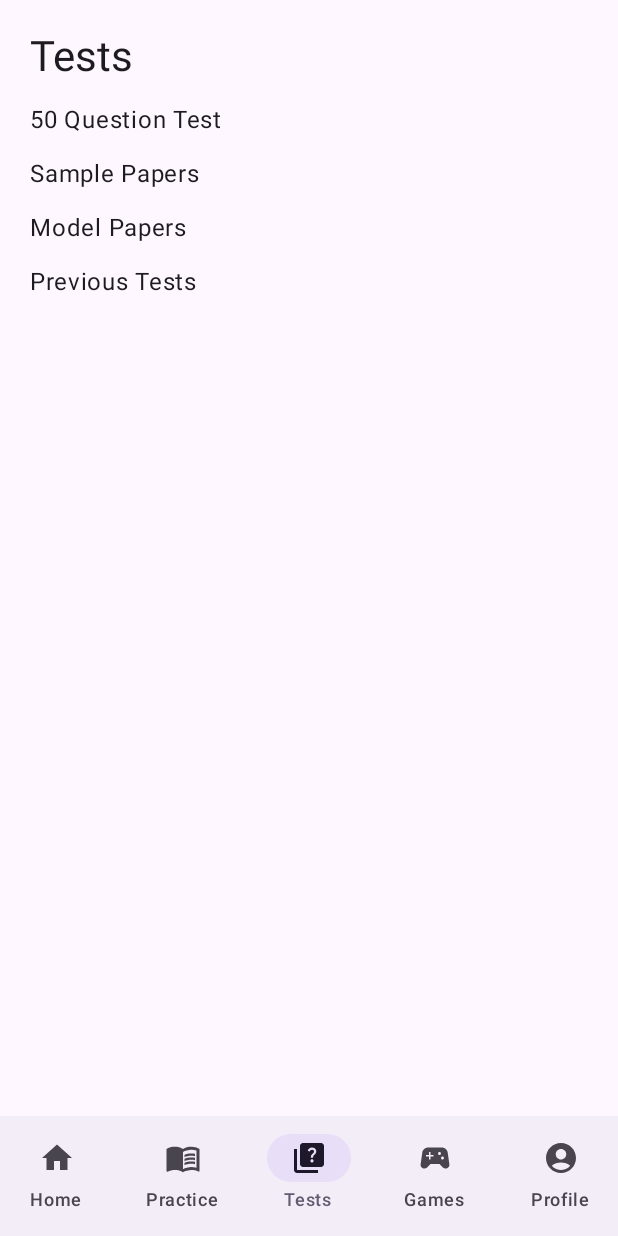
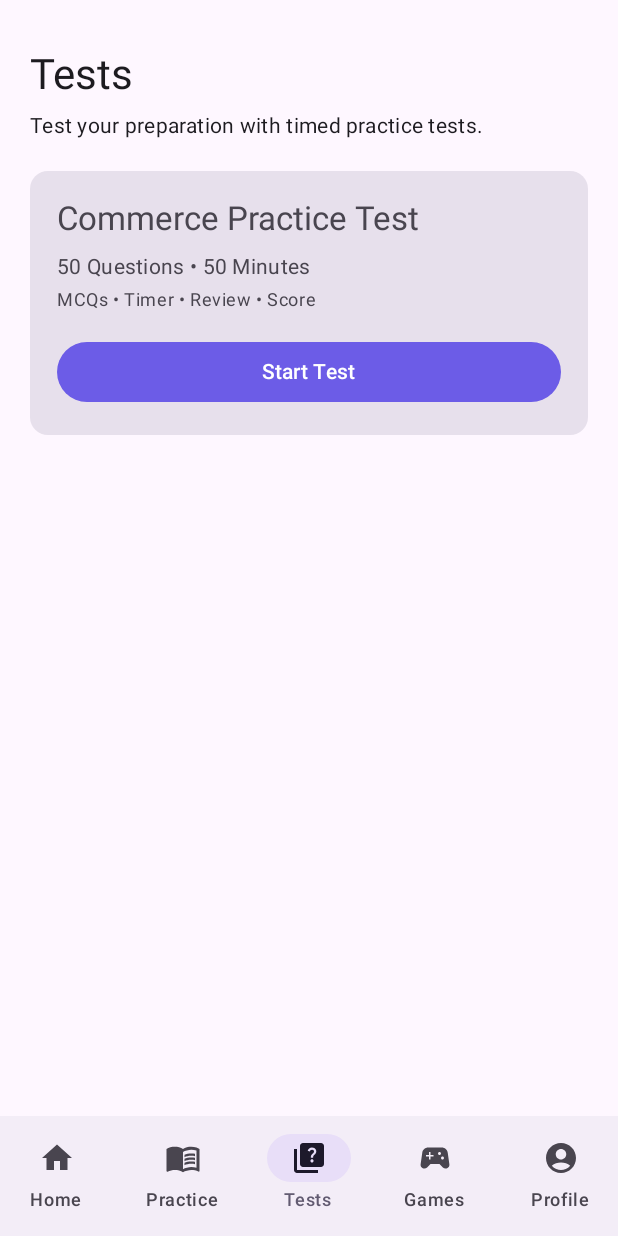
Before and after one commit to harshanimationsanimatorharsh-ai/COMMERZO, an Android app built with Jetpack Compose: the TestsScreen screen opened through its navigation route, on a phone screen of 412 x 824 dp. Run offline under Robolectric (Android 15) with nearby library versions, the phone set to English and light mode, and no system bars.

Commit message:
Update TestsScreen.kt

```diff
--- a/app/src/main/java/com/commerzo/app/ui/screens/TestsScreen.kt
+++ b/app/src/main/java/com/commerzo/app/ui/screens/TestsScreen.kt
@@ -2,8 +2,14 @@ package com.commerzo.app.ui.screens
 
 import androidx.compose.foundation.layout.Arrangement
 import androidx.compose.foundation.layout.Column
+import androidx.compose.foundation.layout.Spacer
 import androidx.compose.foundation.layout.fillMaxSize
+import androidx.compose.foundation.layout.fillMaxWidth
 import androidx.compose.foundation.layout.padding
+import androidx.compose.foundation.layout.height
+import androidx.compose.material3.Button
+import androidx.compose.material3.Card
+import androidx.compose.material3.CardDefaults
 import androidx.compose.material3.MaterialTheme
 import androidx.compose.material3.Text
 import androidx.compose.runtime.Composable
@@ -11,23 +17,121 @@ import androidx.compose.ui.Modifier
 import androidx.compose.ui.unit.dp
 
 @Composable
-fun TestsScreen() {
+fun TestsScreen(
+    onStartTest: (
+        subjectId: String,
+        chapterId: String
+    ) -> Unit = { _, _ -> }
+) {
 
     Column(
         modifier = Modifier
             .fillMaxSize()
             .padding(20.dp),
-        verticalArrangement = Arrangement.spacedBy(12.dp)
+        verticalArrangement =
+            Arrangement.Top
     ) {
+
+        Spacer(
+            modifier = Modifier.height(12.dp)
+        )
 
         Text(
             text = "Tests",
-            style = MaterialTheme.typography.headlineMedium
+            style =
+                MaterialTheme.typography.headlineMedium
         )
 
-        Text("50 Question Test")
-        Text("Sample Papers")
-        Text("Model Papers")
-        Text("Previous Tests")
+        Spacer(
+            modifier = Modifier.height(6.dp)
+        )
+
+        Text(
+            text =
+                "Test your preparation with timed practice tests.",
+            style =
+                MaterialTheme.typography.bodyMedium
+        )
+
+        Spacer(
+            modifier = Modifier.height(20.dp)
+        )
+
+        Card(
+            modifier =
+                Modifier.fillMaxWidth(),
+
+            colors =
+                CardDefaults.cardColors(
+                    containerColor =
+                        MaterialTheme
+                            .colorScheme
+                            .surfaceVariant
+                )
+        ) {
+
+            Column(
+                modifier =
+                    Modifier.padding(18.dp)
+            ) {
+
+                Text(
+                    text = "Commerce Practice Test",
+                    style =
+                        MaterialTheme
+                            .typography
+                            .titleLarge
+                )
+
+                Spacer(
+                    modifier =
+                        Modifier.height(8.dp)
+                )
+
+                Text(
+                    text =
+                        "50 Questions • 50 Minutes",
+                    style =
+                        MaterialTheme
+                            .typography
+                            .bodyMedium
+                )
+
+                Spacer(
+                    modifier =
+                        Modifier.height(4.dp)
+                )
+
+                Text(
+                    text =
+                        "MCQs • Timer • Review • Score",
+                    style =
+                        MaterialTheme
+                            .typography
+                            .bodySmall
+                )
+
+                Spacer(
+                    modifier =
+                        Modifier.height(16.dp)
+                )
+
+                Button(
+                    onClick = {
+
+                        onStartTest(
+                            "accountancy",
+                            "accounting_for_partnership"
+                        )
+                    },
+
+                    modifier =
+                        Modifier.fillMaxWidth()
+                ) {
+
+                    Text("Start Test")
+                }
+            }
+        }
     }
 }
```
